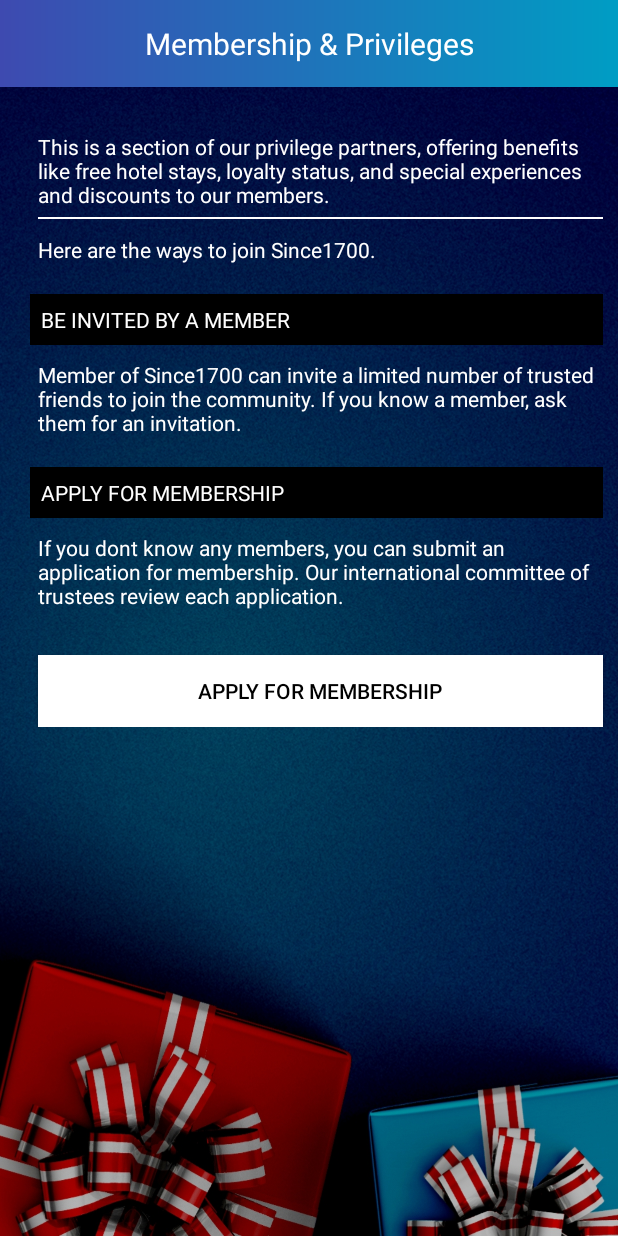
After one commit to SimplesGroup/Since1700, an Android app: the MembershipPage screen opened directly, with no data from a screen before it, on a phone screen of 412 x 824 dp. The commit adds this screen. Run offline under Robolectric (Android 15) with nearby library versions, the phone set to English and light mode, and no system bars.

Commit message:
membershippage

```diff
--- a/app/src/main/AndroidManifest.xml
+++ b/app/src/main/AndroidManifest.xml
@@ -18,7 +18,11 @@
                 <category android:name="android.intent.category.LAUNCHER" />
             </intent-filter>
         </activity>
-        <activity android:name=".MainActivity"/>
+        <activity android:name=".MembershipPage"
+            android:screenOrientation="portrait"/>
+        <activity android:name=".IntroSlider"
+            android:screenOrientation="portrait"/>
+
     </application>
 
 </manifest>
--- /dev/null
+++ b/app/src/main/java/since/since1700/MembershipPage.java
@@ -0,0 +1,62 @@
+package since.since1700;
+
+import android.content.Context;
+import android.content.SharedPreferences;
+import android.support.v7.app.AppCompatActivity;
+import android.os.Bundle;
+import android.view.View;
+import android.view.Window;
+import android.view.WindowManager;
+import android.widget.Button;
+import android.widget.TextView;
+
+public class MembershipPage extends AppCompatActivity {
+TextView textview_membership_tile,textview_firstdescription,textview_seconddescription,textview_invite_member_title,textview__invite_member_description;
+    TextView  textview_apply_membership_title,textview_apply_member_description;
+    Button button_applyformembership;
+    SharedPreferences sharedpreferences;
+
+    public static final String mypreference = "mypref";
+    @Override
+    protected void onCreate(Bundle savedInstanceState) {
+        super.onCreate(savedInstanceState);
+
+        supportRequestWindowFeature(Window.FEATURE_NO_TITLE);
+        getWindow().setFlags(WindowManager.LayoutParams.FLAG_FULLSCREEN,WindowManager.LayoutParams.FLAG_FULLSCREEN);
+        setContentView(R.layout.menbership);
+        sharedpreferences =  getSharedPreferences(mypreference,
+                Context.MODE_PRIVATE);
+
+        textview_membership_tile=(TextView)findViewById(R.id.textview_membership);
+        textview_firstdescription=(TextView)findViewById(R.id.textview_firstdescription);
+        textview_seconddescription=(TextView)findViewById(R.id.textview_seconddescription);
+        textview_invite_member_title=(TextView)findViewById(R.id.textview_invitebyamember_title);
+        textview__invite_member_description=(TextView)findViewById(R.id.textview_invitebyamember_description);
+        textview_apply_membership_title=(TextView)findViewById(R.id.textview_applymembership_title);
+        textview_apply_member_description=(TextView)findViewById(R.id.textview_applymembership_description);
+
+        button_applyformembership=(Button)findViewById(R.id.button_applymembership);
+
+        textview_membership_tile.setText("Membership & Privileges");
+        textview_firstdescription.setText("This is a section of our privilege partners, offering benefits "+
+                "like free hotel stays, loyalty status, and special experiences " +
+                "and discounts to our members.");
+
+        textview_seconddescription.setText("Here are the ways to join Since1700.");
+        textview_invite_member_title.setText("BE INVITED BY A MEMBER");
+        textview__invite_member_description.setText("Member of Since1700 can invite a limited number of trusted friends to join the community. If you know a member, ask them for an invitation.");
+        textview_apply_membership_title.setText("APPLY FOR MEMBERSHIP");
+        textview_apply_member_description.setText("If you dont know any members, you can submit an application for membership. Our international committee of trustees review each application.");
+
+        button_applyformembership.setText("APPLY FOR MEMBERSHIP");
+
+
+        button_applyformembership.setOnClickListener(new View.OnClickListener() {
+            @Override
+            public void onClick(View v) {
+
+            }
+        });
+
+    }
+}
--- /dev/null
+++ b/app/src/main/res/drawable/membershipgradient.xml
@@ -0,0 +1,13 @@
+<?xml version="1.0" encoding="utf-8"?>
+<shape
+    xmlns:android="http://schemas.android.com/apk/res/android"
+    android:shape="rectangle">
+    <gradient
+        android:startColor="#3E4AB0"
+
+        android:centerY="0.75"
+        android:endColor="#009DC4"
+        android:angle="0" />
+
+
+</shape>
--- /dev/null
+++ b/app/src/main/res/layout/menbership.xml
@@ -0,0 +1,126 @@
+<?xml version="1.0" encoding="utf-8"?>
+<RelativeLayout xmlns:android="http://schemas.android.com/apk/res/android"
+    android:layout_width="match_parent"
+    android:layout_height="match_parent"
+    android:background="@drawable/menbership">
+<ScrollView
+    android:layout_width="match_parent"
+    android:layout_height="wrap_content">
+    <LinearLayout
+        android:orientation="vertical"
+        android:layout_width="match_parent"
+        android:layout_height="wrap_content">
+        <TextView
+            android:padding="15dp"
+            android:background="@drawable/membershipgradient"
+            android:id="@+id/textview_membership"
+            android:layout_width="match_parent"
+            android:textAlignment="center"
+            android:textColor="@android:color/white"
+            android:textSize="20sp"
+            android:layout_height="wrap_content" />
+
+        <TextView
+            android:layout_marginTop="30dp"
+            android:layout_marginLeft="25dp"
+            android:layout_marginRight="10dp"
+            android:id="@+id/textview_firstdescription"
+            android:layout_width="match_parent"
+
+            android:textColor="@android:color/white"
+
+            android:layout_height="wrap_content" />
+
+        <LinearLayout
+            android:layout_width="match_parent"
+            android:layout_height="2dp"
+            android:layout_marginLeft="25dp"
+            android:layout_marginRight="10dp"
+            android:layout_marginTop="5dp"
+            android:id="@+id/footerline"
+            android:visibility="visible"
+            android:orientation="horizontal"
+            android:layout_below="@+id/textview_firstdescription"
+
+            >
+            <View
+                android:layout_width="wrap_content"
+                android:background="@android:color/white"
+                android:layout_height="1dp"
+                ></View>
+        </LinearLayout>
+        <TextView
+            android:layout_marginTop="10dp"
+            android:layout_marginLeft="25dp"
+            android:layout_marginRight="10dp"
+            android:id="@+id/textview_seconddescription"
+            android:layout_width="match_parent"
+
+            android:textColor="@android:color/white"
+
+            android:layout_height="wrap_content" />
+        <TextView
+            android:layout_marginTop="20dp"
+            android:layout_marginLeft="20dp"
+            android:layout_marginRight="10dp"
+            android:padding="7dp"
+            android:background="@android:color/black"
+            android:id="@+id/textview_invitebyamember_title"
+            android:layout_width="match_parent"
+
+            android:textColor="@android:color/white"
+
+            android:layout_height="wrap_content" />
+
+        <TextView
+            android:layout_marginTop="10dp"
+            android:layout_marginLeft="25dp"
+            android:layout_marginRight="10dp"
+            android:id="@+id/textview_invitebyamember_description"
+            android:layout_width="match_parent"
+
+            android:textColor="@android:color/white"
+
+            android:layout_height="wrap_content" />
+        <TextView
+            android:layout_marginTop="20dp"
+            android:layout_marginLeft="20dp"
+            android:layout_marginRight="10dp"
+            android:padding="7dp"
+            android:background="@android:color/black"
+            android:id="@+id/textview_applymembership_title"
+            android:layout_width="match_parent"
+
+            android:textColor="@android:color/white"
+
+            android:layout_height="wrap_content" />
+
+        <TextView
+            android:layout_marginTop="10dp"
+            android:layout_marginLeft="25dp"
+            android:layout_marginRight="10dp"
+            android:id="@+id/textview_applymembership_description"
+            android:layout_width="match_parent"
+
+            android:textColor="@android:color/white"
+
+            android:layout_height="wrap_content" />
+        <Button
+            android:layout_marginTop="30dp"
+            android:layout_marginLeft="25dp"
+            android:layout_marginRight="10dp"
+            android:padding="7dp"
+            android:background="@android:color/white"
+            android:id="@+id/button_applymembership"
+            android:layout_width="match_parent"
+
+            android:textColor="@android:color/black"
+
+            android:layout_height="wrap_content" />
+    </LinearLayout>
+</ScrollView>
+
+
+
+
+</RelativeLayout>
--- a/app/src/main/res/values/strings.xml
+++ b/app/src/main/res/values/strings.xml
@@ -1,3 +1,6 @@
 <resources>
     <string name="app_name">Since1700</string>
+    <string name="next">NEXT</string>
+    <string name="start">GOT IT</string>
+
 </resources>
```
Also changed, not shown: app/src/main/java/since/since1700/IntroSlider.java (added, +219 -0 lines), app/src/main/java/since/since1700/MainActivity.java (deleted, +0 -13 lines), app/src/main/java/since/since1700/SplashScreen.java (+10 -3 lines), app/src/main/res/drawable/gradient.xml (added, +10 -0 lines), app/src/main/res/layout/activity_main.xml (deleted, +0 -18 lines), app/src/main/res/layout/introslider.xml (added, +51 -0 lines), app/src/main/res/layout/introslider_one.xml (added, +11 -0 lines), app/src/main/res/layout/introslider_three.xml (added, +11 -0 lines), app/src/main/res/layout/introslider_two.xml (added, +11 -0 lines), app/src/main/res/values/colors.xml (+44 -0 lines), app/src/main/res/values/dimens.xml (added, +17 -0 lines), app/src/main/res/drawable/menbership.jpg (added), app/src/main/res/drawable/splash.jpg.
